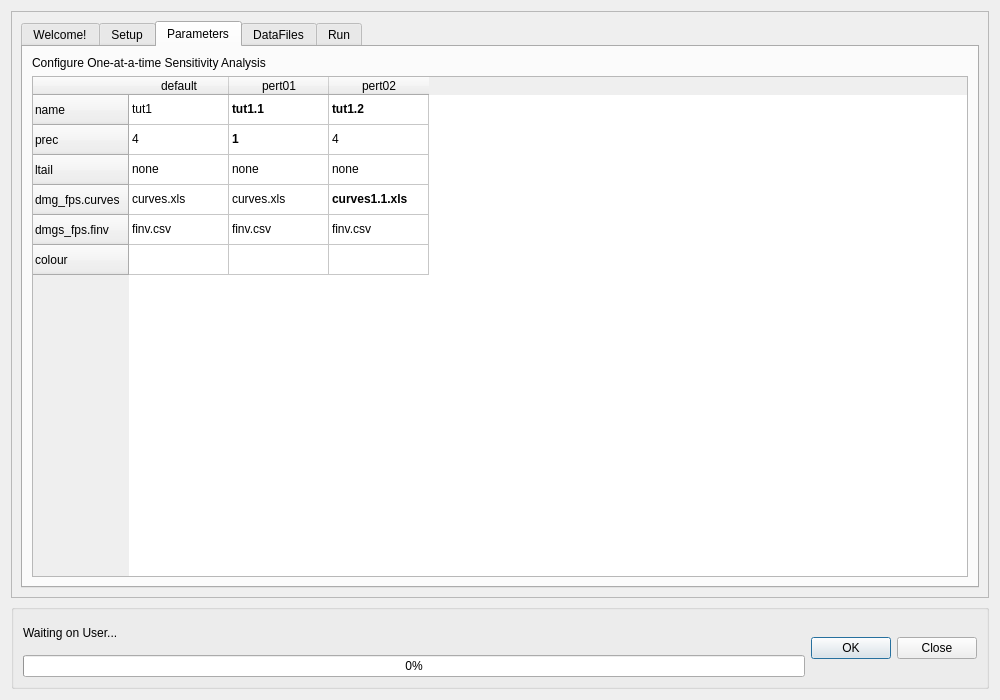
First picture: the form in canflood/sensi/sensi.ui, repository NRCan/CanFlood, before the edit.
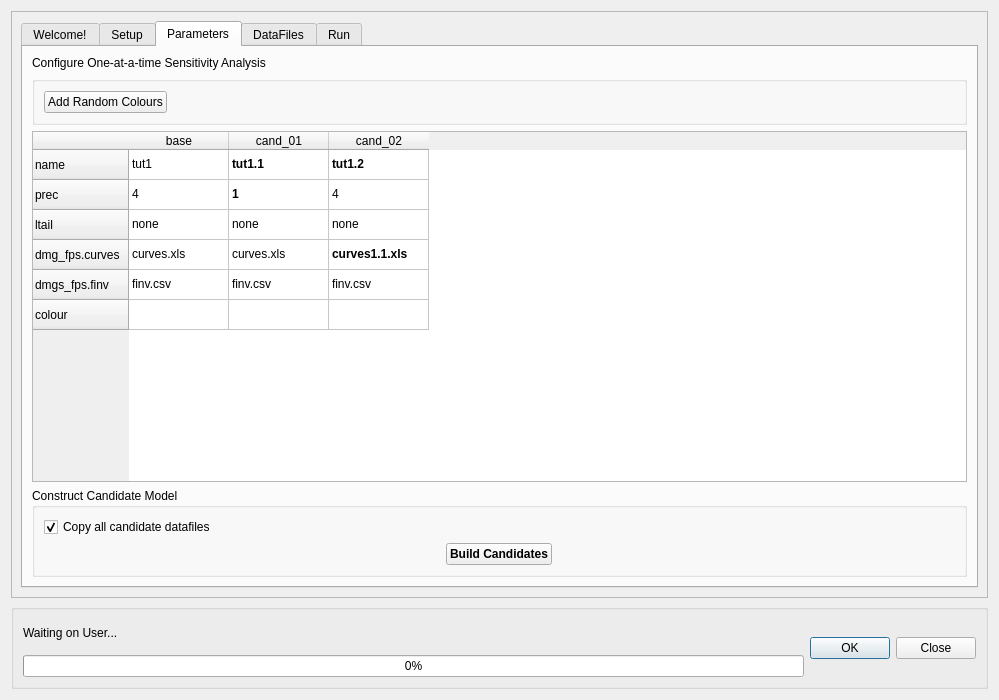
Second picture: the form after the edit. The open tabs and pages were chosen to show the change. Icons and pictures are not drawn.

Diff of the .ui file:
```diff
--- a/canflood/sensi/sensi.ui
+++ b/canflood/sensi/sensi.ui
@@ -6,7 +6,7 @@
    <rect>
     <x>0</x>
     <y>0</y>
-    <width>1000</width>
+    <width>999</width>
     <height>700</height>
    </rect>
   </property>
@@ -63,7 +63,7 @@
        <rect>
         <x>0</x>
         <y>0</y>
-        <width>976</width>
+        <width>975</width>
         <height>580</height>
        </rect>
       </property>
@@ -472,6 +472,35 @@
              </property>
             </widget>
            </item>
+           <item>
+            <widget class="QGroupBox" name="groupBox_5">
+             <property name="title">
+              <string/>
+             </property>
+             <layout class="QHBoxLayout" name="horizontalLayout_6">
+              <item>
+               <widget class="QPushButton" name="pushButton_6">
+                <property name="text">
+                 <string>Add Random Colours</string>
+                </property>
+               </widget>
+              </item>
+              <item>
+               <spacer name="horizontalSpacer_3">
+                <property name="orientation">
+                 <enum>Qt::Horizontal</enum>
+                </property>
+                <property name="sizeHint" stdset="0">
+                 <size>
+                  <width>40</width>
+                  <height>20</height>
+                 </size>
+                </property>
+               </spacer>
+              </item>
+             </layout>
+            </widget>
+           </item>
            <item>
             <widget class="QTableWidget" name="tableWidget">
              <row>
@@ -506,17 +535,17 @@
              </row>
              <column>
               <property name="text">
-               <string>default</string>
+               <string>base</string>
               </property>
              </column>
              <column>
               <property name="text">
-               <string>pert01</string>
+               <string>cand_01</string>
               </property>
              </column>
              <column>
               <property name="text">
-               <string>pert02</string>
+               <string>cand_02</string>
               </property>
              </column>
              <item row="0" column="0">
@@ -620,6 +649,67 @@
              </item>
             </widget>
            </item>
+           <item>
+            <widget class="QGroupBox" name="groupBox_6">
+             <property name="sizePolicy">
+              <sizepolicy hsizetype="Expanding" vsizetype="Preferred">
+               <horstretch>0</horstretch>
+               <verstretch>0</verstretch>
+              </sizepolicy>
+             </property>
+             <property name="title">
+              <string>Construct Candidate Model</string>
+             </property>
+             <layout class="QVBoxLayout" name="verticalLayout_4">
+              <item>
+               <layout class="QHBoxLayout" name="horizontalLayout_8">
+                <item>
+                 <widget class="QCheckBox" name="checkBox">
+                  <property name="text">
+                   <string>Copy all candidate datafiles</string>
+                  </property>
+                  <property name="checked">
+                   <bool>true</bool>
+                  </property>
+                 </widget>
+                </item>
+                <item>
+                 <spacer name="horizontalSpacer_5">
+                  <property name="orientation">
+                   <enum>Qt::Horizontal</enum>
+                  </property>
+                  <property name="sizeHint" stdset="0">
+                   <size>
+                    <width>40</width>
+                    <height>20</height>
+                   </size>
+                  </property>
+                 </spacer>
+                </item>
+               </layout>
+              </item>
+              <item alignment="Qt::AlignHCenter">
+               <widget class="QPushButton" name="pushButton_7">
+                <property name="maximumSize">
+                 <size>
+                  <width>120</width>
+                  <height>16777215</height>
+                 </size>
+                </property>
+                <property name="font">
+                 <font>
+                  <weight>75</weight>
+                  <bold>true</bold>
+                 </font>
+                </property>
+                <property name="text">
+                 <string>Build Candidates</string>
+                </property>
+               </widget>
+              </item>
+             </layout>
+            </widget>
+           </item>
           </layout>
          </widget>
          <widget class="QWidget" name="tab_dfps">
```
Left out of the diff: 162 changed lines with no effect on the pictures.
